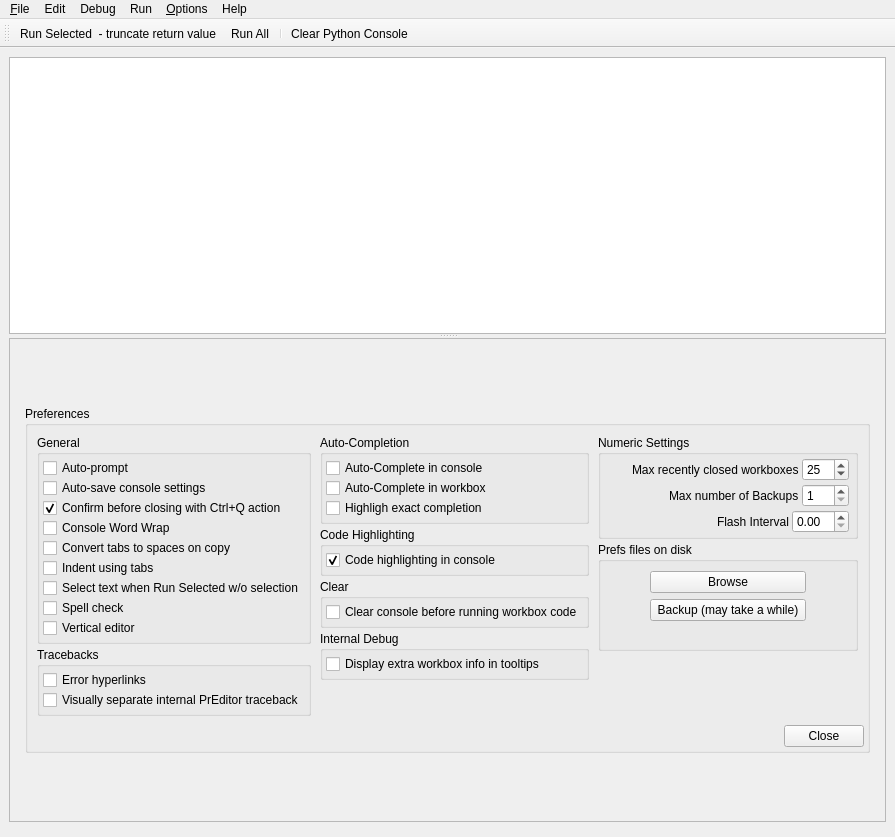
First picture: the form in preditor/gui/ui/loggerwindow.ui, repository macevhicz/PrEditor, before the edit.
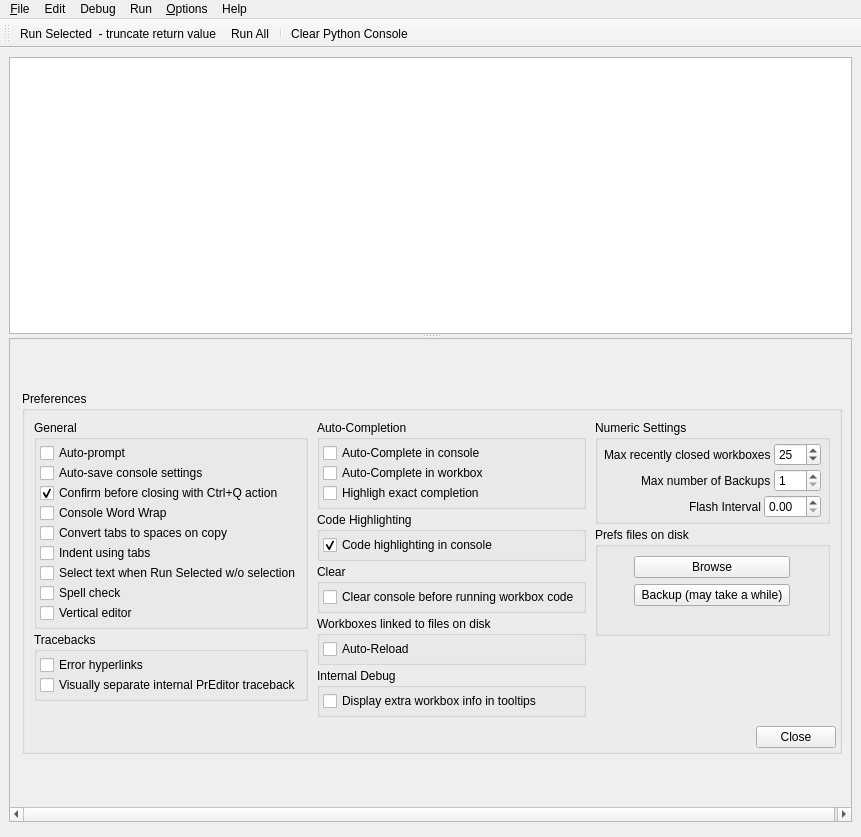
Second picture: the form after the edit. Custom widgets are drawn as their Qt base class.

Commit message: Add Linked-File Auto-Reload preference

Patch:
```diff
--- a/preditor/gui/ui/loggerwindow.ui
+++ b/preditor/gui/ui/loggerwindow.ui
@@ -6,7 +6,7 @@
    <rect>
     <x>0</x>
     <y>0</y>
-    <width>895</width>
+    <width>861</width>
     <height>837</height>
    </rect>
   </property>
@@ -228,7 +228,7 @@
              <rect>
               <x>0</x>
               <y>0</y>
-              <width>875</width>
+              <width>841</width>
               <height>464</height>
              </rect>
             </property>
@@ -621,6 +621,40 @@
                            </layout>
                           </widget>
                          </item>
+                         <item>
+                          <widget class="QGroupBox" name="uiPrefsInternalDebugGRP_2">
+                           <property name="title">
+                            <string>Workboxes linked to files on disk</string>
+                           </property>
+                           <layout class="QVBoxLayout" name="uiPrefsInternalDebugLYT_2">
+                            <property name="spacing">
+                             <number>0</number>
+                            </property>
+                            <property name="leftMargin">
+                             <number>3</number>
+                            </property>
+                            <property name="topMargin">
+                             <number>3</number>
+                            </property>
+                            <property name="rightMargin">
+                             <number>3</number>
+                            </property>
+                            <property name="bottomMargin">
+                             <number>3</number>
+                            </property>
+                            <item>
+                             <widget class="QCheckBox" name="uiLinkedFilesAutoReloadCHK">
+                              <property name="toolTip">
+                               <string>When a linked file is updated externally, should it automatically reload, or present a confirmation dialog?</string>
+                              </property>
+                              <property name="text">
+                               <string>Auto-Reload</string>
+                              </property>
+                             </widget>
+                            </item>
+                           </layout>
+                          </widget>
+                         </item>
                          <item>
                           <widget class="QGroupBox" name="uiPrefsInternalDebugGRP">
                            <property name="title">
@@ -1064,7 +1098,7 @@
     <rect>
      <x>0</x>
      <y>0</y>
-     <width>895</width>
+     <width>861</width>
      <height>22</height>
     </rect>
    </property>
```
The commit also changes 4 other files.
